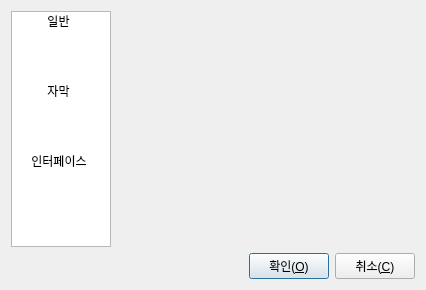
Qt form cmplayer/pref/preferencesdialog.ui (bylee20/cmplayer-kldp.net) before a commit.
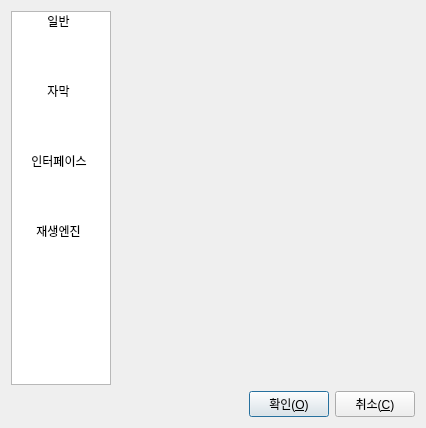
The same form after that commit. Icons and pictures are not drawn.

```diff
--- a/cmplayer/pref/preferencesdialog.ui
+++ b/cmplayer/pref/preferencesdialog.ui
@@ -6,7 +6,7 @@
     <x>0</x>
     <y>0</y>
     <width>426</width>
-    <height>290</height>
+    <height>428</height>
    </rect>
   </property>
   <property name="windowTitle" >
@@ -83,6 +83,15 @@
           <normaloff>:/img/preferences-desktop-keyboard.png</normaloff>:/img/preferences-desktop-keyboard.png</iconset>
         </property>
        </item>
+       <item>
+        <property name="text" >
+         <string>재생엔진</string>
+        </property>
+        <property name="icon" >
+         <iconset resource="../rsclist.qrc" >
+          <normaloff>:/img/applications-multimedia-big.png</normaloff>:/img/applications-multimedia-big.png</iconset>
+        </property>
+       </item>
       </widget>
      </item>
      <item>
@@ -90,16 +99,7 @@
        <property name="currentIndex" >
         <number>0</number>
        </property>
-       <widget class="QWidget" name="page" >
-        <property name="geometry" >
-         <rect>
-          <x>0</x>
-          <y>0</y>
-          <width>312</width>
-          <height>246</height>
-         </rect>
-        </property>
-       </widget>
+       <widget class="QWidget" name="page" />
       </widget>
      </item>
     </layout>
```
